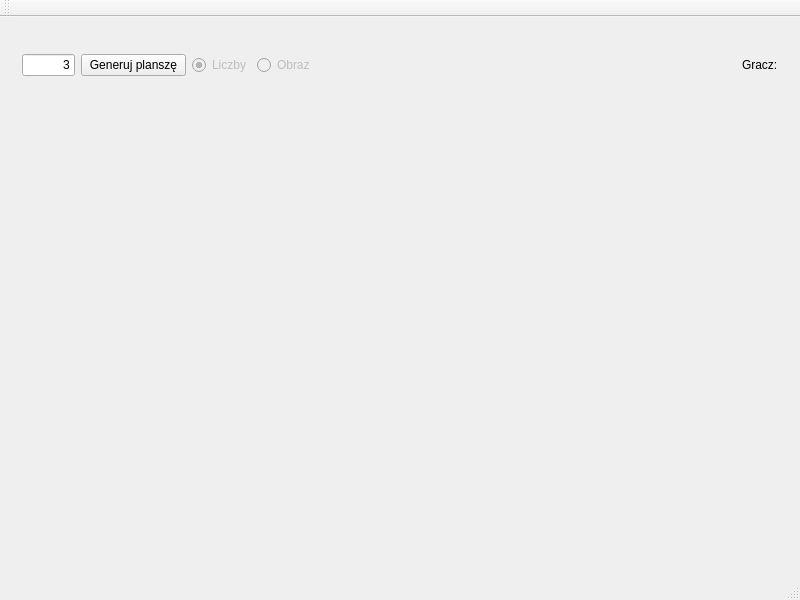
KsaneK/QtPuzzleGame, file mainwindow.ui: the form before one commit.
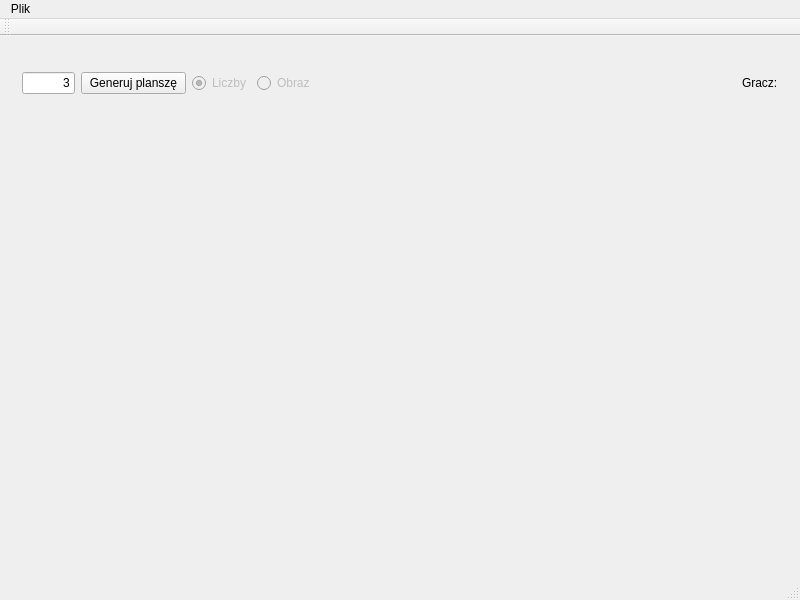
The form after the commit. The open tabs and pages were chosen to show the change.

Patch:
```diff
--- a/mainwindow.ui
+++ b/mainwindow.ui
@@ -192,6 +192,9 @@
           </item>
           <item>
            <layout class="QGridLayout" name="boardGrid">
+            <property name="spacing">
+             <number>1</number>
+            </property>
             <item row="0" column="0">
              <spacer name="verticalSpacer">
               <property name="orientation">
@@ -224,6 +227,14 @@
      <height>25</height>
     </rect>
    </property>
+   <widget class="QMenu" name="menuPlik">
+    <property name="title">
+     <string>Plik</string>
+    </property>
+    <addaction name="actionZapisz_gr"/>
+    <addaction name="actionWczytaj_gr"/>
+   </widget>
+   <addaction name="menuPlik"/>
   </widget>
   <widget class="QToolBar" name="mainToolBar">
    <attribute name="toolBarArea">
```
Left out of the diff: 18 changed lines with no effect on the pictures.
